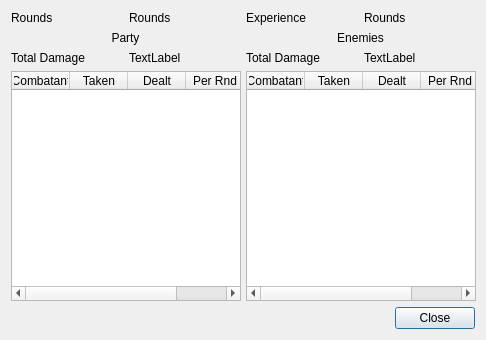
First picture: the form in DMHelper/src/battledialoglogview.ui, repository MMetze/DMHelper, before the edit.
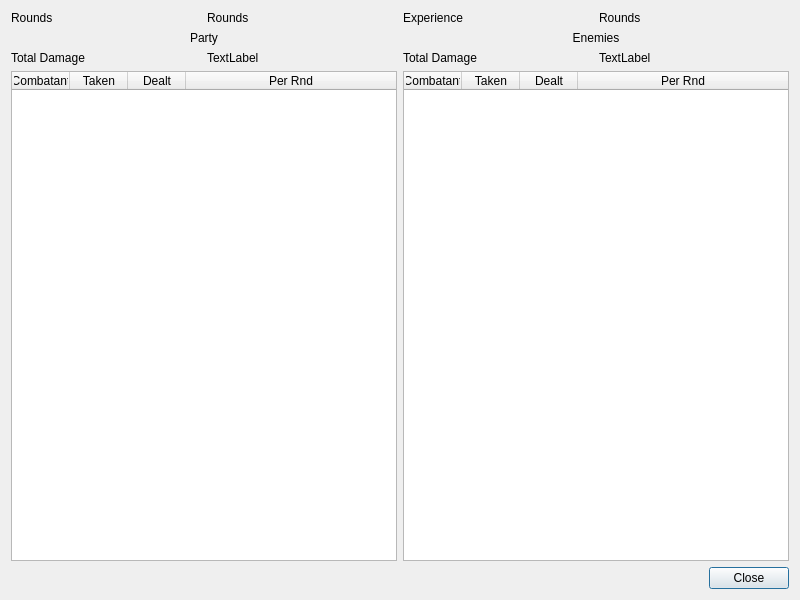
Second picture: the form after the edit. Icons and pictures are not drawn.

The edit to the form file:
```diff
--- a/DMHelper/src/battledialoglogview.ui
+++ b/DMHelper/src/battledialoglogview.ui
@@ -6,8 +6,8 @@
    <rect>
     <x>0</x>
     <y>0</y>
-    <width>486</width>
-    <height>340</height>
+    <width>800</width>
+    <height>600</height>
    </rect>
   </property>
   <property name="minimumSize">
```
